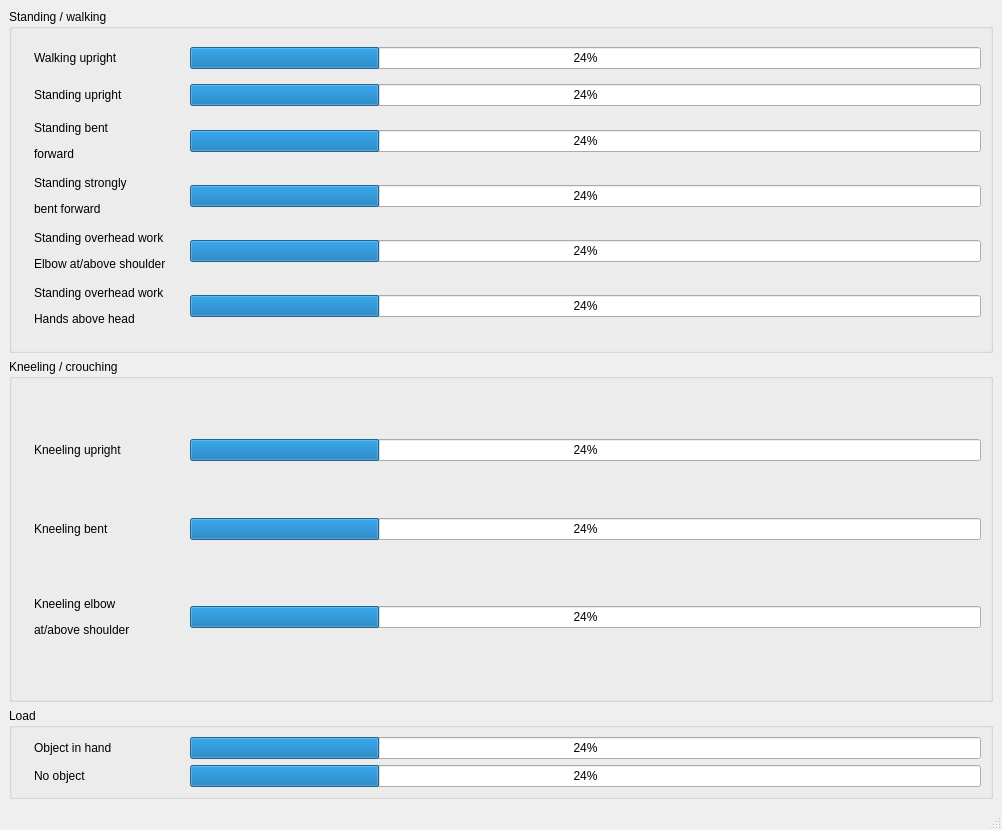
Old version of the form visualisation/src/qt/andy_reco.ui in the repository inria-larsen/activity-recognition-prediction-wearable.
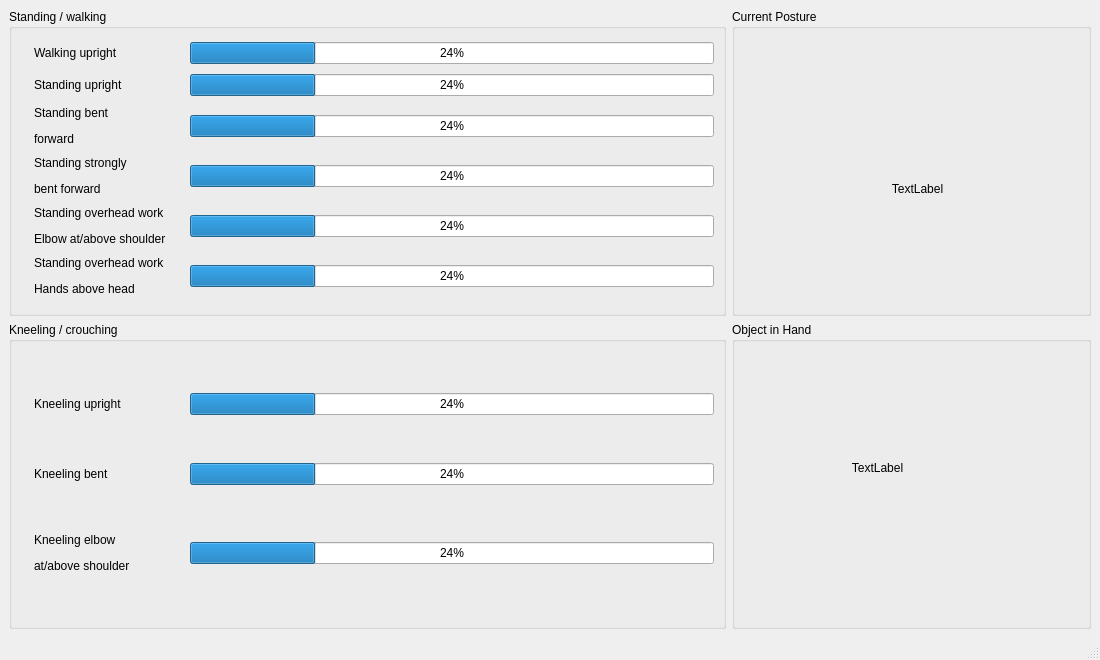
New version of the form. Icons and pictures are not drawn.

Commit message: update gui current posture added

Patch:
```diff
--- a/visualisation/src/qt/andy_reco.ui
+++ b/visualisation/src/qt/andy_reco.ui
@@ -6,8 +6,8 @@
    <rect>
     <x>0</x>
     <y>0</y>
-    <width>1002</width>
-    <height>830</height>
+    <width>1100</width>
+    <height>660</height>
    </rect>
   </property>
   <property name="sizePolicy">
@@ -27,7 +27,38 @@
   </property>
   <widget class="QWidget" name="centralwidget">
    <layout class="QGridLayout" name="gridLayout_2">
-    <item row="0" column="0" colspan="5">
+    <item row="0" column="2">
+     <widget class="QGroupBox" name="current_porture">
+      <property name="title">
+       <string>Current Posture</string>
+      </property>
+      <widget class="QLabel" name="current_activity_image">
+       <property name="geometry">
+        <rect>
+         <x>50</x>
+         <y>40</y>
+         <width>271</width>
+         <height>280</height>
+        </rect>
+       </property>
+       <property name="minimumSize">
+        <size>
+         <width>50</width>
+         <height>50</height>
+        </size>
+       </property>
+       <property name="text">
+        <string>TextLabel</string>
+       </property>
+       <property name="alignment">
+        <set>Qt::AlignCenter</set>
+       </property>
+      </widget>
+      <zorder>current_activity_image</zorder>
+      <zorder>current_activity_image</zorder>
+     </widget>
+    </item>
+    <item row="0" column="0" colspan="2">
      <widget class="QGroupBox" name="groupBox">
       <property name="sizePolicy">
        <sizepolicy hsizetype="Expanding" vsizetype="Expanding">
@@ -201,7 +232,30 @@
       </layout>
      </widget>
     </item>
-    <item row="1" column="0" colspan="5">
+    <item row="1" column="2">
+     <widget class="QGroupBox" name="detection_object">
+      <property name="title">
+       <string>Object in Hand</string>
+      </property>
+      <widget class="QLabel" name="object_in_hand">
+       <property name="geometry">
+        <rect>
+         <x>70</x>
+         <y>60</y>
+         <width>151</width>
+         <height>171</height>
+        </rect>
+       </property>
+       <property name="text">
+        <string>TextLabel</string>
+       </property>
+       <property name="alignment">
+        <set>Qt::AlignCenter</set>
+       </property>
+      </widget>
+     </widget>
+    </item>
+    <item row="1" column="0" colspan="2">
      <widget class="QGroupBox" name="groupBox_2">
       <property name="sizePolicy">
        <sizepolicy hsizetype="Expanding" vsizetype="Expanding">
@@ -294,75 +348,6 @@
       </layout>
      </widget>
     </item>
-    <item row="2" column="0" rowspan="3" colspan="5">
-     <widget class="QGroupBox" name="groupBox_3">
-      <property name="sizePolicy">
-       <sizepolicy hsizetype="Expanding" vsizetype="Expanding">
-        <horstretch>0</horstretch>
-        <verstretch>0</verstretch>
-       </sizepolicy>
-      </property>
-      <property name="title">
-       <string>Load</string>
-      </property>
-      <layout class="QGridLayout" name="gridLayout_4">
-       <item row="0" column="2">
-        <widget class="QProgressBar" name="object_yes">
-         <property name="value">
-          <number>24</number>
-         </property>
-        </widget>
-       </item>
-       <item row="0" column="0">
-        <widget class="QLabel" name="label_19">
-         <property name="text">
-          <string/>
-         </property>
-         <property name="pixmap">
-          <pixmap>../../app/figs/objYes.png</pixmap>
-         </property>
-        </widget>
-       </item>
-       <item row="0" column="1">
-        <widget class="QLabel" name="label_20">
-         <property name="minimumSize">
-          <size>
-           <width>150</width>
-           <height>0</height>
-          </size>
-         </property>
-         <property name="text">
-          <string>Object in hand</string>
-         </property>
-        </widget>
-       </item>
-       <item row="1" column="0">
-        <widget class="QLabel" name="label_21">
-         <property name="text">
-          <string/>
-         </property>
-         <property name="pixmap">
-          <pixmap>../../app/figs/objNo.png</pixmap>
-         </property>
-        </widget>
-       </item>
-       <item row="1" column="1">
-        <widget class="QLabel" name="label_22">
-         <property name="text">
-          <string>No object</string>
-         </property>
-        </widget>
-       </item>
-       <item row="1" column="2">
-        <widget class="QProgressBar" name="object_no">
-         <property name="value">
-          <number>24</number>
-         </property>
-        </widget>
-       </item>
-      </layout>
-     </widget>
-    </item>
    </layout>
   </widget>
   <widget class="QStatusBar" name="statusbar"/>
```
The commit also changes 10 other files.
